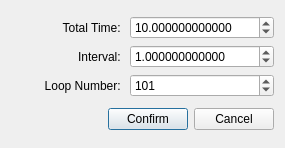
First picture: the form in ZGO2/form/dialoggomarkovperiod.ui, repository regissahore/Typewriter, before the edit.
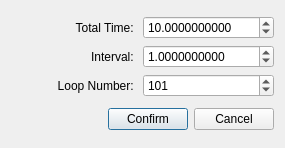
Second picture: the form after the edit.

```diff
--- a/ZGO2/form/dialoggomarkovperiod.ui
+++ b/ZGO2/form/dialoggomarkovperiod.ui
@@ -29,7 +29,7 @@
      <item row="1" column="1">
       <widget class="QDoubleSpinBox" name="intervalSpinBox">
        <property name="decimals">
-        <number>12</number>
+        <number>10</number>
        </property>
        <property name="maximum">
         <double>99999.990000000005239</double>
@@ -52,7 +52,7 @@
      <item row="0" column="1">
       <widget class="QDoubleSpinBox" name="totalSpinBox">
        <property name="decimals">
-        <number>12</number>
+        <number>10</number>
        </property>
        <property name="maximum">
         <double>99999.990000000005239</double>
```
